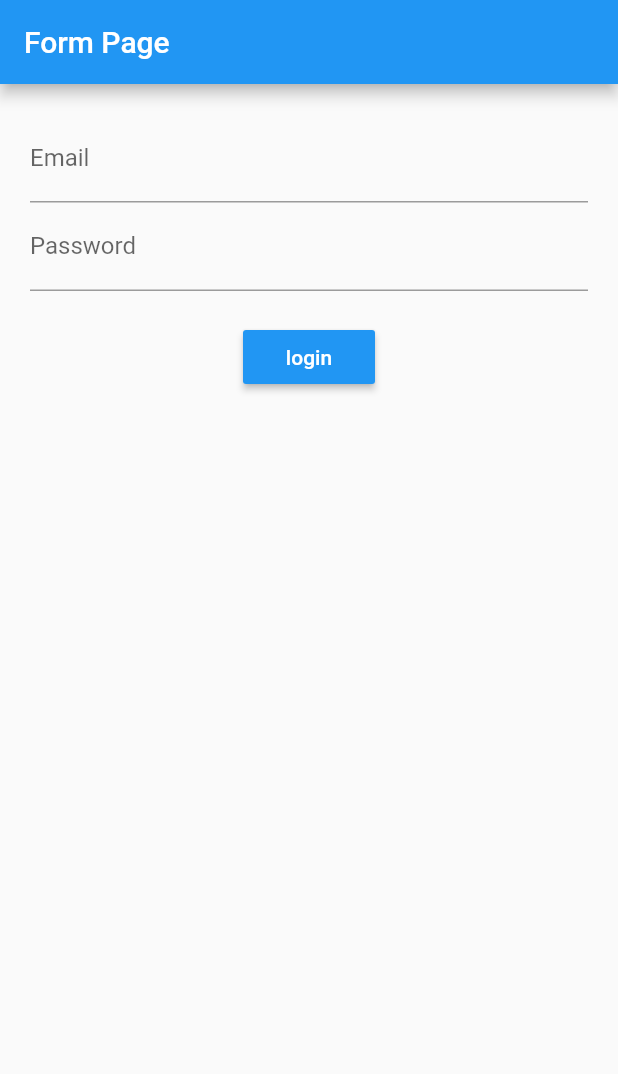
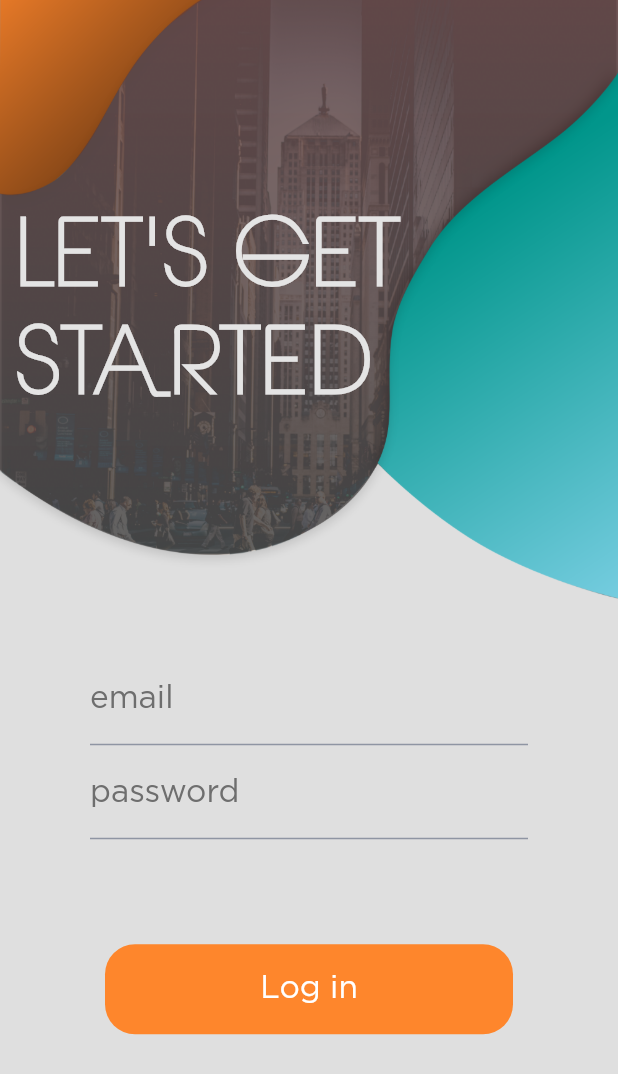
Before and after one commit to damoklov/android-app, a Flutter app: the screen it shows after launch, on a phone screen of 412 x 824 dp. Shown: the top 1074 px of the screen. Run offline on Flutter 3.47's test engine with Material 2 defaults, Android fonts, the phone set to English and light mode, and no system bars; statements that could not run were skipped.

Commit message:
finish login page ui & add request sending logic

```diff
--- a/lib/main.dart
+++ b/lib/main.dart
@@ -1,5 +1,9 @@
+import 'dart:convert';
+import 'dart:io';
+
+import 'package:flutter/cupertino.dart';
 import 'package:flutter/material.dart';
-
+import 'package:http/http.dart' as http;
 
 void main() => runApp(new MyApp());
 
@@ -7,7 +11,7 @@ class MyApp extends StatelessWidget {
   @override
   Widget build(BuildContext context) {
     return new MaterialApp(
-      theme: new ThemeData(),
+      debugShowCheckedModeBanner: false,
       home: new FormPage(),
     );
   }
@@ -19,91 +23,136 @@ class FormPage extends StatefulWidget {
 }
 
 class _FormPageState extends State<FormPage> {
-  final scaffoldKey = new GlobalKey<ScaffoldState>();
-  final formKey = new GlobalKey<FormState>();
+  String _email = "";
+  String _password = "";
 
-  String _email;
-  String _password;
+  //////////////////////////////////////////////////////////////
+  sendLogInRequest() async {
+    Map data = {"email": _email, "password": _password};
 
-  @override
-  void initState() {
-    // TODO: implement initState
-    super.initState();
+    final response =
+        await http.post("url_here",
+            headers: {
+              HttpHeaders.authorizationHeader: "your_api_token_here",
+              'Content-type': 'application/json',
+            },
+            body: jsonEncode(data));
+
+    if (response.statusCode == 201) {
+      //return jsonDecode(response.body);
+      print("success");
+    } else {
+      print("failed log in");
+    }
+  }
+  /////////////////////////////////////////////////////////////////
+
+  letsGetStartedTextConfig() {
+    return Container(
+      child: Stack(
+        children: <Widget>[
+          Container(
+            padding: EdgeInsets.fromLTRB(10, 140, 0, 0),
+            child: Text(
+              "LET'S GET\nSTARTED",
+              style: TextStyle(
+                  fontSize: 60,
+                  fontFamily: "LaranjhaLight",
+                  fontWeight: FontWeight.bold,
+                  color: Color(0xffE4E4E4)),
+            ),
+          )
+        ],
+      ),
+    );
   }
 
-  @override
-  void dispose() {
-    // TODO: implement dispose
-    super.dispose();
+  emailTextFieldConfig() {
+    return TextField(
+      onTap: ,
+      onChanged: (text) => _email = text,
+      textAlign: TextAlign.center,
+      cursorColor: Color(0xff464950),
+      style: TextStyle(color: Color(0xff464950)),
+      decoration: InputDecoration(
+        enabledBorder: UnderlineInputBorder(
+            borderSide: BorderSide(color: Color(0xff8F95A3))),
+        focusedBorder: UnderlineInputBorder(
+            borderSide: BorderSide(color: Color(0xff000000))),
+        labelText: "email",
+        labelStyle: TextStyle(
+            fontSize: 21, fontFamily: "GothamPro", color: Color(0xff6E6E6E)),
+      ),
+    );
   }
 
-  void _submit() {
-    final form = formKey.currentState;
-
-    if (form.validate()) {
-      form.save();
-
-      performLogin();
-    }
-  }
-
-  void performLogin() {
-    final snackbar = new SnackBar(
-      content: new Text("Email : $_email, password : $_password"),
+  passwordTextFieldConfig() {
+    return TextField(
+      onChanged: (text) => _password = text,
+      textAlign: TextAlign.center,
+      cursorColor: Color(0xff464950),
+      style: TextStyle(color: Color(0xff464950)),
+      obscureText: true,
+      decoration: InputDecoration(
+        enabledBorder: UnderlineInputBorder(
+            borderSide: BorderSide(color: Color(0xff8F95A3))),
+        focusedBorder: UnderlineInputBorder(
+            borderSide: BorderSide(color: Color(0xff000000))),
+        labelText: "password",
+        labelStyle: TextStyle(
+            fontSize: 21, fontFamily: "GothamPro", color: Color(0xff6E6E6E)),
+      ),
     );
-    scaffoldKey.currentState.showSnackBar(snackbar);
   }
 
   @override
   Widget build(BuildContext context) {
     return new Scaffold(
-        key: scaffoldKey,
-        appBar: new AppBar(
-          title: new Text("Form Page"),
+      resizeToAvoidBottomPadding: false,
+      body: Container(
+        decoration: BoxDecoration(
+            image: DecorationImage(
+                image: AssetImage("assets/images/login_form.png"),
+                fit: BoxFit.cover)),
+        child: Column(
+          crossAxisAlignment: CrossAxisAlignment.start,
+          children: <Widget>[
+            letsGetStartedTextConfig(),
+            Container(
+              padding: EdgeInsets.only(top: 150, left: 60, right: 60),
+              child: Column(
+                children: <Widget>[
+                  emailTextFieldConfig(),
+                  passwordTextFieldConfig(),
+                  SizedBox(height: 40),
+                  Container(
+                    padding: EdgeInsets.only(top: 30, left: 10, right: 10),
+                    height: 90,
+                    child: Material(
+                      borderRadius: BorderRadius.circular(20),
+                      color: Color(0xffFE862C),
+                      child: GestureDetector(
+                        onTap: () => sendLogInRequest(),
+                        child: Center(
+                          child: Text(
+                            "Log in",
+                            style: TextStyle(
+                              fontSize: 21,
+                              fontFamily: "GothamPro",
+                              color: Color(0xffFFFFFF),
                             ),
-        body: new Padding(
-          padding: const EdgeInsets.all(20.0),
-          child: new Form(
-            key: formKey,
-            child: new Column(
-              children: <Widget>[
-                new TextFormField(
-                  decoration: new InputDecoration(labelText: "Email"),
-                  validator: (val) =>
-                  !val.contains('@') ? 'Invalid Email' : null,
-                  onSaved: (val) => _email = val,
                           ),
-                new TextFormField(
-                  decoration: new InputDecoration(labelText: "Password"),
-                  validator: (val) =>
-                  val.length < 6 ? 'Password too short' : null,
-                  onSaved: (val) => _password = val,
-                  obscureText: true,
                         ),
-                new Padding(
-                  padding: const EdgeInsets.only(top: 20.0),
                       ),
-                new RaisedButton(
-                  child: new Text(
-                    "login",
-                    style: new TextStyle(color: Colors.white),
                     ),
-                  color: Colors.blue,
-                  onPressed: _submit,
+                  ),
+                  SizedBox(height: 20)
+                ],
+              ),
             )
           ],
         ),
       ),
-        ));
+    );
   }
 }
-
-//        body: Container(
-//          decoration: BoxDecoration(
-//            image: DecorationImage(
-//              image: AssetImage("assets/images/login_form.png"),
-//              fit: BoxFit.cover,
-//            )
-//          ),
-//
-//        )
```
Also changed, not shown: pubspec.yaml (+19 -23 lines), fonts/GothamPro.ttf (added), fonts/LaranjhaLight.ttf (added). Lines whose indentation alone changed are shown as unchanged.
